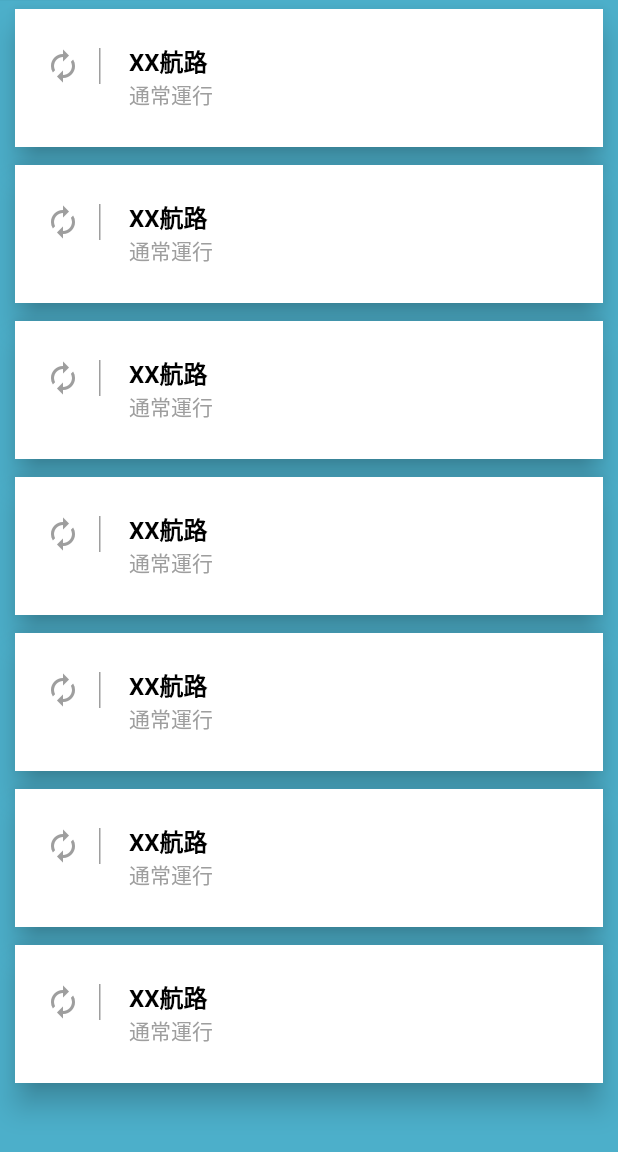
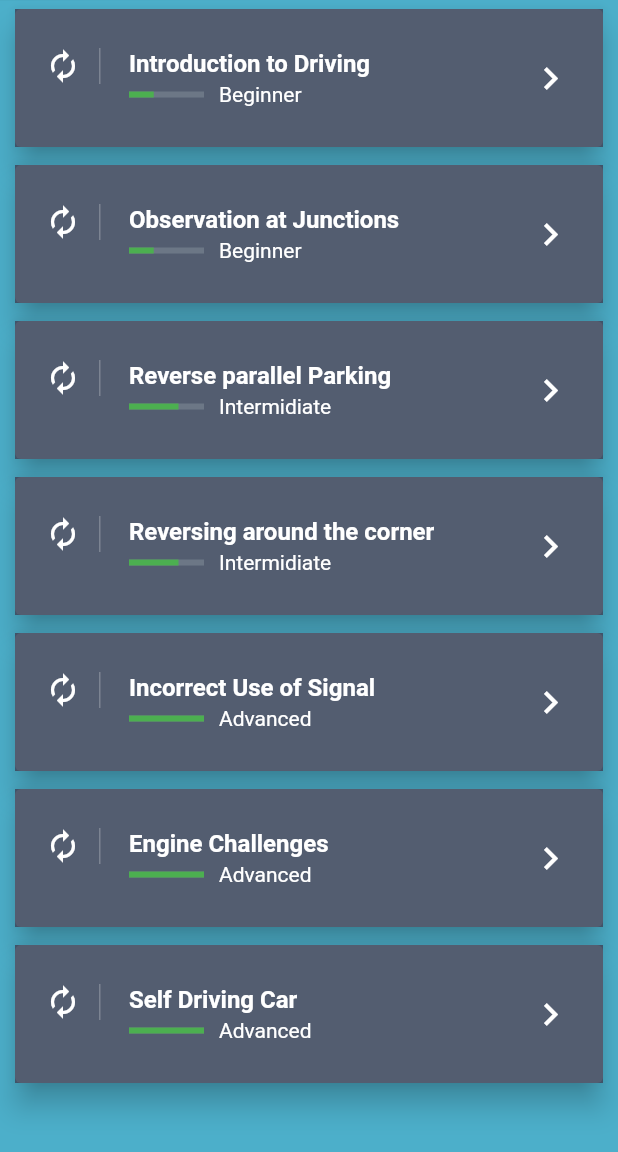
Before and after one commit to ikemura23/yaimafuni_flutter, a Flutter app: the screen it shows after launch, on a phone screen of 412 x 824 dp, the part 84-1236 px from its top. Run offline on Flutter 3.47's test engine with Material 2 defaults, Android fonts, the phone set to English and light mode, and no system bars.

Commit message:
詳細ページ作成、遷移もできた

```diff
--- a/lib/main.dart
+++ b/lib/main.dart
@@ -1,4 +1,5 @@
 import 'package:flutter/material.dart';
+import 'package:flutter_yaimafuni/detail_page.dart';
 import 'package:flutter_yaimafuni/model/lesson.dart';
 
 void main() => runApp(new MyApp());
@@ -38,6 +39,73 @@ class _ListPageState extends State<ListPage> {
 
   @override
   Widget build(BuildContext context) {
+    /// リストタイトル
+    ListTile makeListTile(Lesson lesson) => ListTile(
+          contentPadding:
+              EdgeInsets.symmetric(horizontal: 20.0, vertical: 10.0),
+          leading: Container(
+            padding: EdgeInsets.only(right: 12.0),
+            decoration: new BoxDecoration(
+                border: new Border(
+                    right: new BorderSide(width: 1.0, color: Colors.white24))),
+            child: Icon(Icons.autorenew, color: Colors.white),
+          ),
+          title: Text(
+            lesson.title,
+            style: TextStyle(color: Colors.white, fontWeight: FontWeight.bold),
+          ),
+          subtitle: Row(
+            children: <Widget>[
+              Expanded(
+                  flex: 1,
+                  child: Container(
+                    // tag: 'hero',
+                    child: LinearProgressIndicator(
+                        backgroundColor: Color.fromRGBO(209, 224, 224, 0.2),
+                        value: lesson.indicatorValue,
+                        valueColor: AlwaysStoppedAnimation(Colors.green)),
+                  )),
+              Expanded(
+                flex: 4,
+                child: Padding(
+                    padding: EdgeInsets.only(left: 10.0),
+                    child: Text(lesson.level,
+                        style: TextStyle(color: Colors.white))),
+              )
+            ],
+          ),
+          trailing:
+              Icon(Icons.keyboard_arrow_right, color: Colors.white, size: 30.0),
+          onTap: () {
+            Navigator.push(
+                context,
+                MaterialPageRoute(
+                    builder: (context) => DetailPage(lesson: lesson)));
+          },
+        );
+
+    /// カード
+    Card makeCard(Lesson lesson) => Card(
+          elevation: 8.0,
+          margin: new EdgeInsets.symmetric(horizontal: 10.0, vertical: 6.0),
+          child: Container(
+            decoration: BoxDecoration(color: Color.fromRGBO(64, 75, 96, .9)),
+            child: makeListTile(lesson),
+          ),
+        );
+
+    /// ボディ
+    final makeBody = Container(
+      child: ListView.builder(
+        scrollDirection: Axis.vertical,
+        shrinkWrap: true,
+        itemCount: 7,
+        itemBuilder: (BuildContext context, int index) {
+          return makeCard(lessons[index]);
+        },
+      ),
+    );
+
     return Scaffold(
       backgroundColor: Color.fromRGBO(76, 175, 202, 1.0),
       appBar: topAppBar,
@@ -52,81 +120,4 @@ final topAppBar = AppBar(
   elevation: 0.1,
   backgroundColor: Color.fromRGBO(76, 175, 202, 1.0),
   title: Text("やいまふに"),
-//  actions: <Widget>[
-//    IconButton(
-//      icon: Icon(Icons.list),
-//      onPressed: () {},
-//    )
-//  ],
 );
-
-/// ボディ
-final makeBody = Container(
-  child: ListView.builder(
-    scrollDirection: Axis.vertical,
-    shrinkWrap: true,
-    itemCount: 7,
-    itemBuilder: (BuildContext context, int index) {
-      return makeCard;
-    },
-  ),
-);
-
-/// カード
-final makeCard = Card(
-  elevation: 8.0,
-  margin: new EdgeInsets.symmetric(horizontal: 10.0, vertical: 6.0),
-  child: Container(
-    decoration: BoxDecoration(color: Colors.white),
-    child: makeListTile,
-  ),
-);
-
-/// リストタイトル
-final makeListTile = ListTile(
-    contentPadding: EdgeInsets.symmetric(horizontal: 20.0, vertical: 10.0),
-    leading: Container(
-      padding: EdgeInsets.only(right: 12.0),
-      decoration: new BoxDecoration(
-          border: new Border(
-              right: new BorderSide(width: 1.0, color: Colors.grey))),
-      child: Icon(Icons.autorenew, color: Colors.grey), //todo アイコンを動的に変更
-    ),
-    title: Text(
-      "XX航路",
-      style: TextStyle(color: Colors.black, fontWeight: FontWeight.bold),
-    ),
-    // subtitle: Text("Intermediate", style: TextStyle(color: Colors.white)),
-
-    subtitle: Text("通常運行", style: TextStyle(color: Colors.grey)),
-    trailing:
-        Icon(Icons.keyboard_arrow_right, color: Colors.white, size: 30.0));
-
-///// ボトムナビバー
-//final makeBottom = Container(
-//  height: 55.0,
-//  child: BottomAppBar(
-//    color: Color.fromRGBO(58, 66, 86, 1.0),
-//    child: Row(
-//      mainAxisAlignment: MainAxisAlignment.spaceEvenly,
-//      children: <Widget>[
-//        IconButton(
-//          icon: Icon(Icons.home, color: Colors.white),
-//          onPressed: () {},
-//        ),
-//        IconButton(
-//          icon: Icon(Icons.blur_on, color: Colors.white),
-//          onPressed: () {},
-//        ),
-//        IconButton(
-//          icon: Icon(Icons.hotel, color: Colors.white),
-//          onPressed: () {},
-//        ),
-//        IconButton(
-//          icon: Icon(Icons.account_box, color: Colors.white),
-//          onPressed: () {},
-//        )
-//      ],
-//    ),
-//  ),
-//);
```
Also changed, not shown: lib/detail_page.dart (added, +130 -0 lines).
